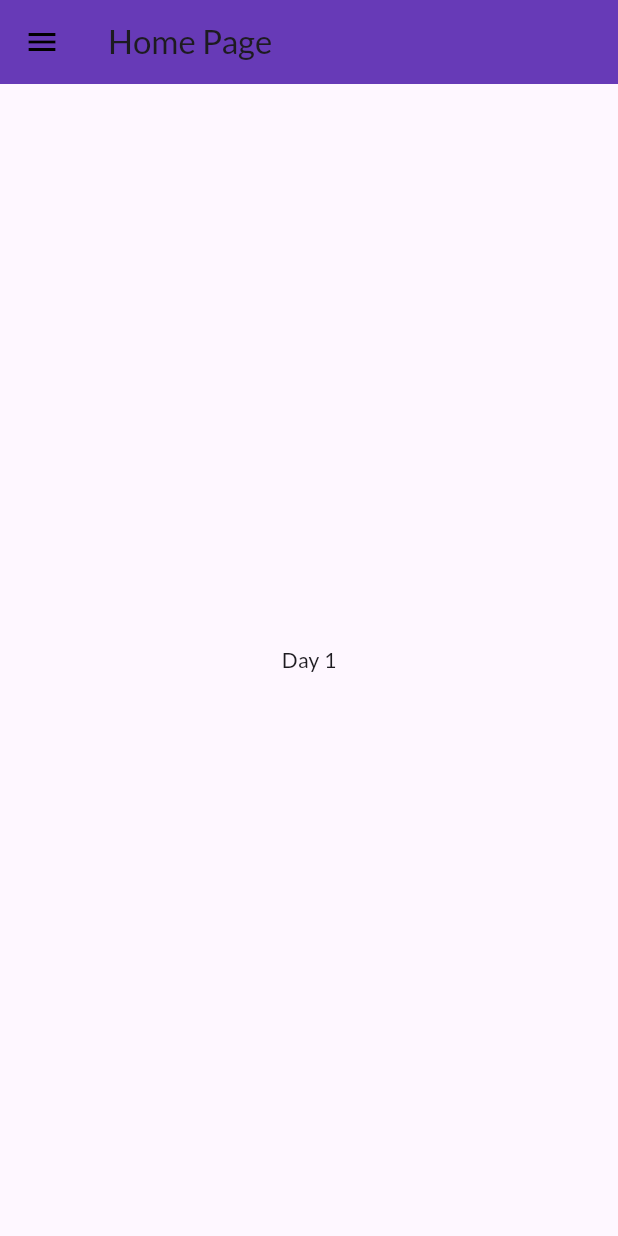
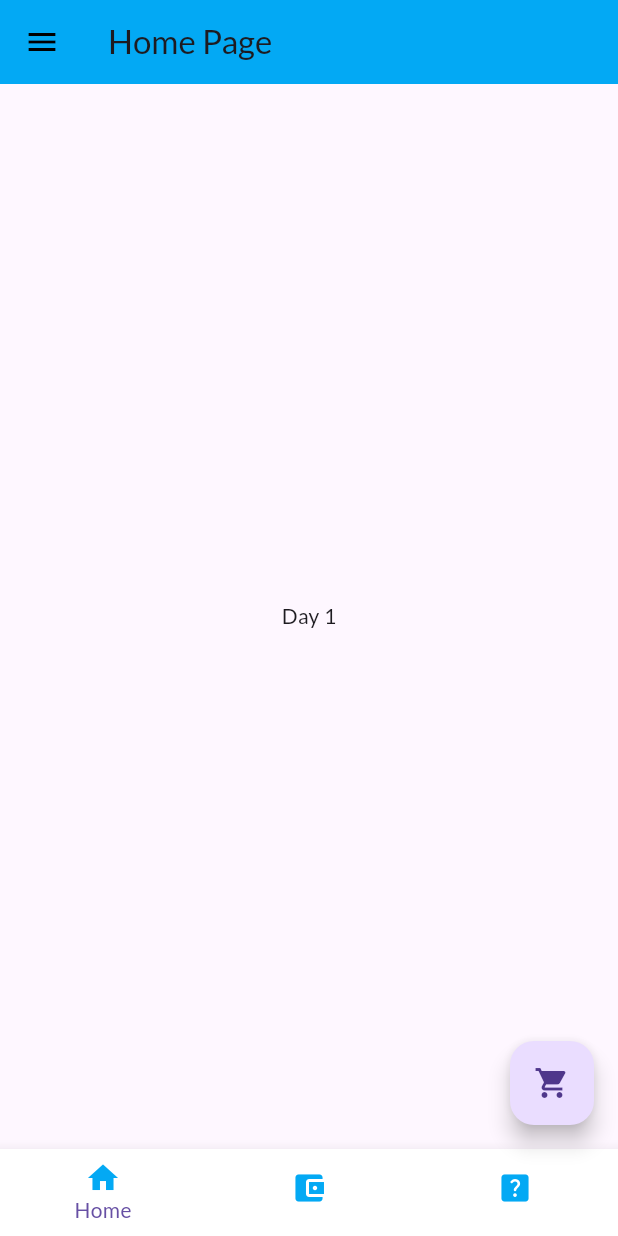
Before and after one commit to ProgrammerRaqib/30_Days_of_Flutter, a Flutter app: the HomePage1 screen opened by its route, on a phone screen of 412 x 824 dp. Run offline on Flutter 3.47's test engine with Material 3 defaults, Android fonts, the phone set to English and light mode, and no system bars; our stand-ins replace google_fonts.

Commit message:
day10 done

```diff
--- a/lib/pages/homePage.dart
+++ b/lib/pages/homePage.dart
@@ -1,8 +1,12 @@
+
 import 'package:flutter/material.dart';
+import 'package:flutter_application_1/widgets/buttom_navigation.dart';
 import 'package:flutter_application_1/widgets/drawer.dart';
 
 // ignore: must_be_immutable
 class HomePage1 extends StatelessWidget {
+
+
 
 
 int day=1;
@@ -14,7 +18,7 @@ int day=1;
     return  Scaffold(
       appBar: AppBar(
         title: const Text("Home Page"),
-backgroundColor: Colors.deepPurple,
+backgroundColor: Colors.lightBlue,
       ),
   body: Center(
     // ignore: avoid_unnecessary_containers
@@ -24,6 +28,11 @@ backgroundColor: Colors.deepPurple,
       ),
   ),
   drawer: const MyDrawer(),
+
+  bottomNavigationBar: const MyButtomNavigationBar(),
+
+floatingActionButton: FloatingActionButton(child: const Icon(Icons.shopping_cart),onPressed: (){}),
+
 );
   }
 }
--- a/lib/utils/routes.dart
+++ b/lib/utils/routes.dart
@@ -2,7 +2,8 @@ class MyRoutes{
 
 static String loginRoute = '/login';
 static String homeRoute = '/home';
-
+static String wallterRoute = '/wallter';
+static String helpRoute ='/help';
 
 
 }
--- /dev/null
+++ b/lib/widgets/buttom_navigation.dart
@@ -0,0 +1,92 @@
+import 'package:flutter/material.dart';
+//import 'package:flutter_application_1/main.dart';
+import 'package:flutter_application_1/utils/routes.dart';
+
+class MyButtomNavigationBar extends StatefulWidget {
+  const MyButtomNavigationBar({super.key});
+
+  @override
+  State<MyButtomNavigationBar> createState() => _MyButtomNavigationBarState();
+}
+
+class _MyButtomNavigationBarState extends State<MyButtomNavigationBar> {
+
+  int myIndex=0;
+
+  @override
+  Widget build(BuildContext context) {
+
+
+    return BottomNavigationBar(
+
+     //selectedIconTheme: const IconThemeData(color: Colors.lightBlue),
+     showSelectedLabels: true,
+     showUnselectedLabels: false,
+
+
+   // backgroundColor: Colors.deepPurple,
+    //selectedLabelStyle: const TextStyle(color: Colors.white),
+    //unselectedLabelStyle: const TextStyle(color: Colors.white, fontSize: 14),
+    type: BottomNavigationBarType.fixed,
+    backgroundColor: Colors.white,
+    onTap: (value) async {
+
+      setState(() {
+
+        myIndex=value;
+
+
+      });
+
+      if(value==0){
+        await Navigator.pushNamed(context, MyRoutes.homeRoute);
+
+      }
+
+        else if(value==1){
+
+await Navigator.pushNamed(context, MyRoutes.wallterRoute);
+
+        }
+
+        else if(value==2){
+
+await Navigator.pushNamed(context, MyRoutes.helpRoute);
+        }
+
+    },
+
+    currentIndex: myIndex,
+
+    items: const [
+BottomNavigationBarItem(
+  icon: Icon(
+    Icons.home,
+    color: Colors.lightBlue,
+    ),
+    label: "Home",
+    backgroundColor: Colors.lightBlue
+    ),
+
+BottomNavigationBarItem(
+  icon: Icon(
+    Icons.account_balance_wallet,
+   color: Colors.lightBlue,
+    ),
+    label: "Balance"),
+
+BottomNavigationBarItem(
+  icon: Icon(
+    Icons.help_center_rounded,
+    color: Colors.lightBlue,
+    )
+    ,label: "Help Center"),
+
+  ],
+  );
+
+
+
+
+  }
+}
```
Also changed, not shown: lib/main.dart (+6 -3 lines), lib/models/catelog.dart (added, +44 -0 lines), lib/pages/help.dart (added, +30 -0 lines), lib/pages/login_page.dart (+14 -0 lines), lib/pages/my_wallet.dart (added, +32 -0 lines), lib/pages/cart.dart (added).
